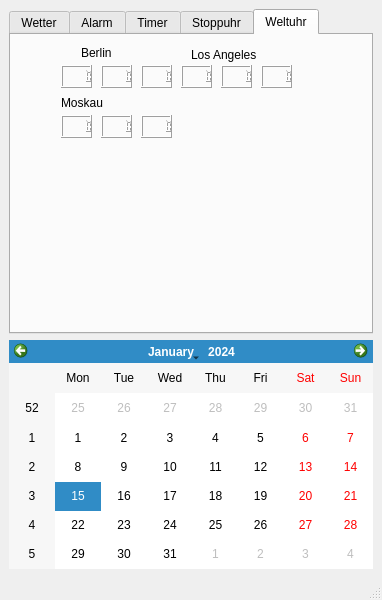
yosuasentosa/weather-calender-app, file Software/mainwindow.ui: the form before one commit.
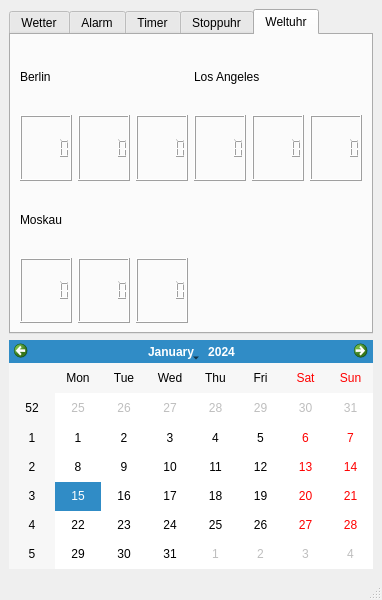
The form after the commit. The open tabs and pages were chosen to show the change.

The edit to the form file:
```diff
--- a/Software/mainwindow.ui
+++ b/Software/mainwindow.ui
@@ -50,6 +50,12 @@
         <height>196</height>
        </size>
       </property>
+      <property name="font">
+       <font>
+        <weight>50</weight>
+        <bold>false</bold>
+       </font>
+      </property>
       <property name="currentIndex">
        <number>2</number>
       </property>
@@ -496,135 +502,186 @@
        <attribute name="title">
         <string>Weltuhr</string>
        </attribute>
-       <widget class="QLabel" name="label_54">
-        <property name="geometry">
-         <rect>
-          <x>180</x>
-          <y>10</y>
-          <width>71</width>
-          <height>20</height>
-         </rect>
-        </property>
-        <property name="text">
-         <string>Los Angeles</string>
-        </property>
-       </widget>
-       <widget class="QLCDNumber" name="lcdNumber_28">
-        <property name="geometry">
-         <rect>
-          <x>50</x>
-          <y>30</y>
-          <width>31</width>
-          <height>23</height>
-         </rect>
-        </property>
-       </widget>
-       <widget class="QLabel" name="label_55">
-        <property name="geometry">
-         <rect>
-          <x>70</x>
-          <y>10</y>
-          <width>55</width>
-          <height>16</height>
-         </rect>
-        </property>
-        <property name="text">
-         <string>Berlin</string>
-        </property>
-       </widget>
-       <widget class="QLCDNumber" name="lcdNumber_29">
-        <property name="geometry">
-         <rect>
-          <x>210</x>
-          <y>30</y>
-          <width>31</width>
-          <height>23</height>
-         </rect>
-        </property>
-       </widget>
-       <widget class="QLCDNumber" name="lcdNumber_30">
-        <property name="geometry">
-         <rect>
-          <x>130</x>
-          <y>30</y>
-          <width>31</width>
-          <height>23</height>
-         </rect>
-        </property>
-       </widget>
-       <widget class="QLCDNumber" name="lcdNumber_31">
-        <property name="geometry">
-         <rect>
-          <x>90</x>
-          <y>30</y>
-          <width>31</width>
-          <height>23</height>
-         </rect>
-        </property>
-       </widget>
-       <widget class="QLCDNumber" name="lcdNumber_32">
-        <property name="geometry">
-         <rect>
-          <x>170</x>
-          <y>30</y>
-          <width>31</width>
-          <height>23</height>
-         </rect>
-        </property>
-       </widget>
-       <widget class="QLCDNumber" name="lcdNumber_33">
-        <property name="geometry">
-         <rect>
-          <x>250</x>
-          <y>30</y>
-          <width>31</width>
-          <height>23</height>
-         </rect>
-        </property>
-       </widget>
-       <widget class="QLCDNumber" name="lcdNumber_34">
-        <property name="geometry">
-         <rect>
-          <x>50</x>
-          <y>80</y>
-          <width>31</width>
-          <height>23</height>
-         </rect>
-        </property>
-       </widget>
-       <widget class="QLabel" name="label_56">
-        <property name="geometry">
-         <rect>
-          <x>50</x>
-          <y>60</y>
-          <width>55</width>
-          <height>16</height>
-         </rect>
-        </property>
-        <property name="text">
-         <string>Moskau</string>
-        </property>
-       </widget>
-       <widget class="QLCDNumber" name="lcdNumber_35">
-        <property name="geometry">
-         <rect>
-          <x>130</x>
-          <y>80</y>
-          <width>31</width>
-          <height>23</height>
-         </rect>
-        </property>
-       </widget>
-       <widget class="QLCDNumber" name="lcdNumber_36">
-        <property name="geometry">
-         <rect>
-          <x>90</x>
-          <y>80</y>
-          <width>31</width>
-          <height>23</height>
-         </rect>
-        </property>
-       </widget>
+       <layout class="QGridLayout" name="gridLayout_5">
+        <item row="0" column="0" colspan="2">
+         <widget class="QLabel" name="label_55">
+          <property name="text">
+           <string>Berlin</string>
+          </property>
+         </widget>
+        </item>
+        <item row="0" column="3" colspan="2">
+         <widget class="QLabel" name="label_54">
+          <property name="text">
+           <string>Los Angeles</string>
+          </property>
+         </widget>
+        </item>
+        <item row="1" column="0">
+         <widget class="QLCDNumber" name="lcdNumber_28"/>
+        </item>
+        <item row="1" column="1">
+         <widget class="QLCDNumber" name="lcdNumber_31"/>
+        </item>
+        <item row="1" column="2">
+         <widget class="QLCDNumber" name="lcdNumber_30"/>
+        </item>
+        <item row="1" column="3">
+         <widget class="QLCDNumber" name="lcdNumber_32">
+          <property name="autoFillBackground">
+           <bool>false</bool>
+          </property>
+          <property name="styleSheet">
+           <string notr="true">font: 8pt &quot;MS Shell Dlg 2&quot;;
+font-color: rgb(0, 0, 0);</string>
+          </property>
+         </widget>
+        </item>
+        <item row="1" column="4">
+         <widget class="QLCDNumber" name="lcdNumber_29">
+          <property name="palette">
+           <palette>
+            <active>
+             <colorrole role="Button">
+              <brush brushstyle="SolidPattern">
+               <color alpha="255">
+                <red>0</red>
+                <green>0</green>
+                <blue>0</blue>
+               </color>
+              </brush>
+             </colorrole>
+             <colorrole role="Midlight">
+              <brush brushstyle="SolidPattern">
+               <color alpha="255">
+                <red>0</red>
+                <green>0</green>
+                <blue>0</blue>
+               </color>
+              </brush>
+             </colorrole>
+             <colorrole role="Base">
+              <brush brushstyle="SolidPattern">
+               <color alpha="255">
+                <red>255</red>
+                <green>255</green>
+                <blue>255</blue>
+               </color>
+              </brush>
+             </colorrole>
+             <colorrole role="Window">
+              <brush brushstyle="SolidPattern">
+               <color alpha="255">
+                <red>0</red>
+                <green>0</green>
+                <blue>0</blue>
+               </color>
+              </brush>
+             </colorrole>
+            </active>
+            <inactive>
+             <colorrole role="Button">
+              <brush brushstyle="SolidPattern">
+               <color alpha="255">
+                <red>0</red>
+                <green>0</green>
+                <blue>0</blue>
+               </color>
+              </brush>
+             </colorrole>
+             <colorrole role="Midlight">
+              <brush brushstyle="SolidPattern">
+               <color alpha="255">
+                <red>0</red>
+                <green>0</green>
+                <blue>0</blue>
+               </color>
+              </brush>
+             </colorrole>
+             <colorrole role="Base">
+              <brush brushstyle="SolidPattern">
+               <color alpha="255">
+                <red>255</red>
+                <green>255</green>
+                <blue>255</blue>
+               </color>
+              </brush>
+             </colorrole>
+             <colorrole role="Window">
+              <brush brushstyle="SolidPattern">
+               <color alpha="255">
+                <red>0</red>
+                <green>0</green>
+                <blue>0</blue>
+               </color>
+              </brush>
+             </colorrole>
+            </inactive>
+            <disabled>
+             <colorrole role="Button">
+              <brush brushstyle="SolidPattern">
+               <color alpha="255">
+                <red>0</red>
+                <green>0</green>
+                <blue>0</blue>
+               </color>
+              </brush>
+             </colorrole>
+             <colorrole role="Midlight">
+              <brush brushstyle="SolidPattern">
+               <color alpha="255">
+                <red>0</red>
+                <green>0</green>
+                <blue>0</blue>
+               </color>
+              </brush>
+             </colorrole>
+             <colorrole role="Base">
+              <brush brushstyle="SolidPattern">
+               <color alpha="255">
+                <red>0</red>
+                <green>0</green>
+                <blue>0</blue>
+               </color>
+              </brush>
+             </colorrole>
+             <colorrole role="Window">
+              <brush brushstyle="SolidPattern">
+               <color alpha="255">
+                <red>0</red>
+                <green>0</green>
+                <blue>0</blue>
+               </color>
+              </brush>
+             </colorrole>
+            </disabled>
+           </palette>
+          </property>
+          <property name="smallDecimalPoint">
+           <bool>false</bool>
+          </property>
+         </widget>
+        </item>
+        <item row="1" column="5">
+         <widget class="QLCDNumber" name="lcdNumber_33"/>
+        </item>
+        <item row="2" column="0" colspan="2">
+         <widget class="QLabel" name="label_56">
+          <property name="text">
+           <string>Moskau</string>
+          </property>
+         </widget>
+        </item>
+        <item row="3" column="0">
+         <widget class="QLCDNumber" name="lcdNumber_34"/>
+        </item>
+        <item row="3" column="1">
+         <widget class="QLCDNumber" name="lcdNumber_36"/>
+        </item>
+        <item row="3" column="2">
+         <widget class="QLCDNumber" name="lcdNumber_35"/>
+        </item>
+       </layout>
       </widget>
      </widget>
     </item>
```
Left out of the diff: 392 changed lines with no effect on the pictures.
